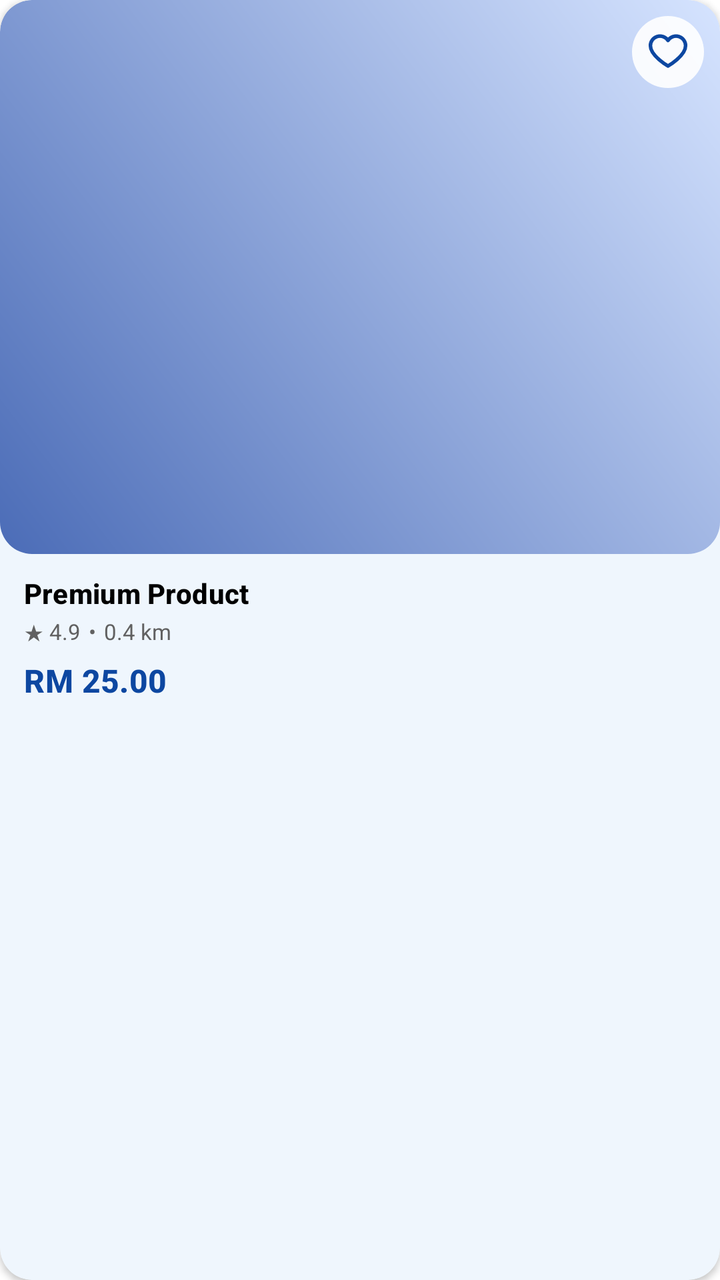
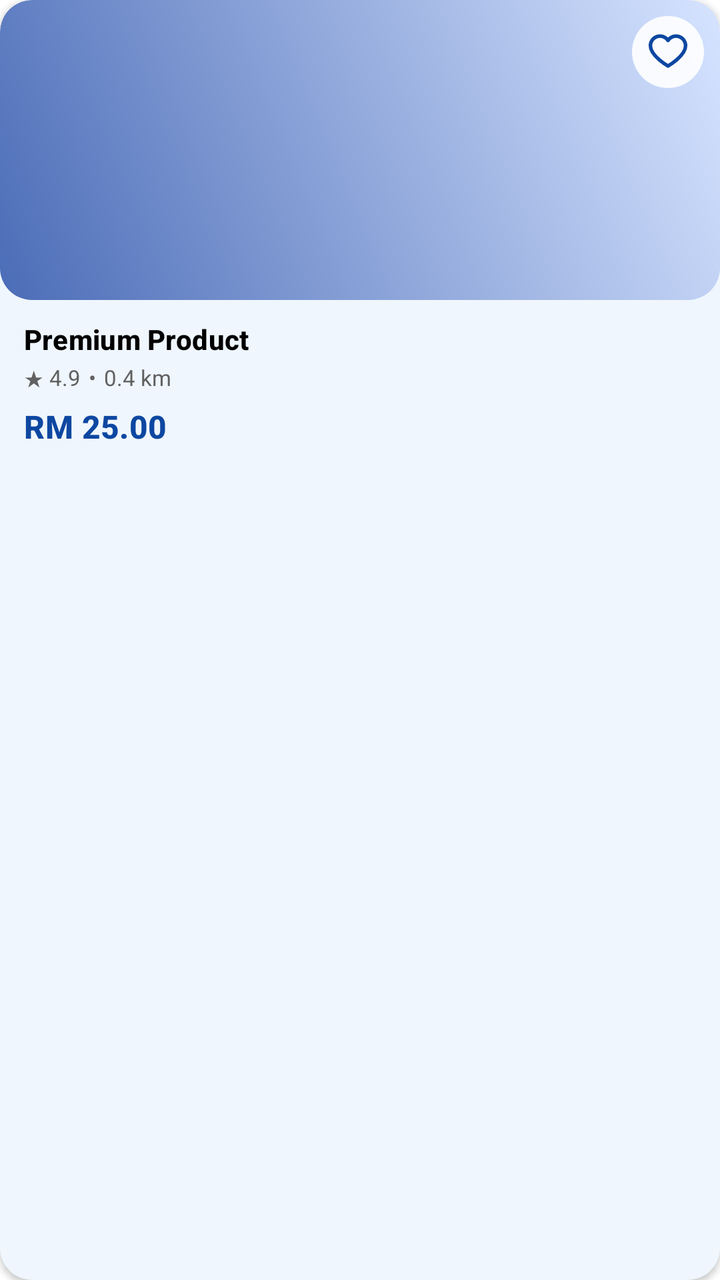

Compare the two renders of this Android layout. The source of the first and the diff that turns it into the second are given below.
<!-- AndroidManifest.xml: application theme Theme.PolyGo -->
<!-- res/layout/item_product_card.xml -->
<?xml version="1.0" encoding="utf-8"?>
<com.google.android.material.card.MaterialCardView xmlns:android="http://schemas.android.com/apk/res/android"
    xmlns:app="http://schemas.android.com/apk/res-auto"
    xmlns:tools="http://schemas.android.com/tools"
    android:id="@+id/cardView"
    style="@style/Widget.PolyGo.Card"
    android:layout_width="match_parent"
    android:layout_height="wrap_content"
    android:layout_margin="6dp"
    android:clickable="true"
    android:focusable="true"
    android:foreground="?attr/selectableItemBackground"
    app:cardBackgroundColor="@color/white"
    app:cardElevation="2dp"
    app:strokeWidth="0dp">

    <androidx.constraintlayout.widget.ConstraintLayout
        android:layout_width="match_parent"
        android:layout_height="wrap_content"
        android:paddingBottom="12dp">

        <com.google.android.material.imageview.ShapeableImageView
            android:id="@+id/imageView"
            android:layout_width="0dp"
            android:layout_height="0dp"
            android:contentDescription="Item image"
            android:scaleType="centerCrop"
            android:src="@drawable/bg_product_electronics"
            app:layout_constraintDimensionRatio="1.3:1"
            app:layout_constraintEnd_toEndOf="parent"
            app:layout_constraintStart_toStartOf="parent"
            app:layout_constraintTop_toTopOf="parent"
            app:shapeAppearanceOverlay="@style/ShapeAppearance.PolyGo.CardImage" />

        <ImageButton
            android:id="@+id/buttonFavorite"
            android:layout_width="36dp"
            android:layout_height="36dp"
            android:layout_margin="8dp"
            android:background="@drawable/bg_favorite_button"
            android:contentDescription="Add to favorites"
            android:padding="8dp"
            android:src="@drawable/selector_favorite"
            app:layout_constraintEnd_toEndOf="@id/imageView"
            app:layout_constraintTop_toTopOf="@id/imageView"
            app:tint="@color/pks_blue" />

        <LinearLayout
            android:id="@+id/productInfo"
            android:layout_width="0dp"
            android:layout_height="wrap_content"
            android:orientation="vertical"
            android:paddingHorizontal="12dp"
            android:paddingTop="10dp"
            app:layout_constraintEnd_toEndOf="parent"
            app:layout_constraintStart_toStartOf="parent"
            app:layout_constraintTop_toBottomOf="@id/imageView">

            <TextView
                android:id="@+id/textViewTitle"
                android:layout_width="match_parent"
                android:layout_height="wrap_content"
                android:ellipsize="end"
                android:maxLines="1"
                android:text="Premium Product"
                android:textColor="@color/black"
                android:textAppearance="?attr/textAppearanceTitleSmall"
                android:textStyle="bold" />

            <LinearLayout
                android:layout_width="match_parent"
                android:layout_height="wrap_content"
                android:layout_marginTop="2dp"
                android:gravity="center_vertical"
                android:orientation="horizontal">

                <TextView
                    android:id="@+id/textViewRating"
                    android:layout_width="wrap_content"
                    android:layout_height="wrap_content"
                    android:text="★ 4.9"
                    android:textColor="@color/grey_700"
                    android:textSize="11sp" />

                <TextView
                    android:layout_width="wrap_content"
                    android:layout_height="wrap_content"
                    android:layout_marginStart="4dp"
                    android:text="•"
                    android:textColor="@color/grey_700"
                    android:textSize="11sp" />

                <TextView
                    android:id="@+id/textViewDistance"
                    android:layout_width="wrap_content"
                    android:layout_height="wrap_content"
                    android:layout_marginStart="4dp"
                    android:ellipsize="end"
                    android:maxLines="1"
                    android:text="0.4 km"
                    android:textColor="@color/grey_700"
                    android:textSize="11sp" />
            </LinearLayout>

            <TextView
                android:id="@+id/textViewPrice"
                android:layout_width="match_parent"
                android:layout_height="wrap_content"
                android:layout_marginTop="6dp"
                android:text="RM 25.00"
                android:textColor="@color/pks_blue"
                android:textAppearance="?attr/textAppearanceTitleMedium"
                android:textStyle="bold" />

        </LinearLayout>

    </androidx.constraintlayout.widget.ConstraintLayout>

</com.google.android.material.card.MaterialCardView>
<!-- resources referenced by this layout -->
<resources>
  <color name="black">#FF000000</color>
  <color name="grey_700">#616161</color>
  <color name="pks_blue">#0D47A1</color>
  <color name="white">#FFFFFFFF</color>
  <!-- drawable bg_favorite_button (drawable) -->
  <?xml version="1.0" encoding="utf-8"?>
  <ripple xmlns:android="http://schemas.android.com/apk/res/android"
      android:color="#200D47A1">
      <item>
          <shape android:shape="oval">
              <solid android:color="#E6FFFFFF" />
          </shape>
      </item>
  </ripple>
  <!-- drawable bg_product_electronics (drawable) -->
  <?xml version="1.0" encoding="utf-8"?>
  <shape xmlns:android="http://schemas.android.com/apk/res/android">
      <gradient
          android:angle="45"
          android:endColor="#D6E4FF"
          android:startColor="#4B6CB7" />
  </shape>
  <!-- drawable selector_favorite (drawable) -->
  <selector xmlns:android="http://schemas.android.com/apk/res/android">
      <item android:drawable="@drawable/ic_heart_filled" android:state_selected="true" />
      <item android:drawable="@drawable/ic_heart_outline" />
  </selector>
  <style name="ShapeAppearance.PolyGo.CardImage" parent="ShapeAppearance.Material3.MediumComponent">
          <item name="cornerFamily">rounded</item>
          <item name="cornerSize">16dp</item>
      </style>
  <style name="Widget.PolyGo.Card" parent="Widget.Material3.CardView.Elevated">
          <item name="cardCornerRadius">16dp</item>
          <item name="cardElevation">0dp</item>
          <item name="strokeWidth">1dp</item>
          <item name="strokeColor">@color/airbnb_border</item>
          <item name="cardBackgroundColor">@color/white</item>
      </style>
  <style name="Theme.PolyGo" parent="Base.Theme.PolyGo">
          <item name="android:windowTranslucentStatus">false</item>
          <item name="android:windowLightStatusBar">true</item>
      </style>
  <!-- drawable ic_heart_filled (drawable) -->
  <vector xmlns:android="http://schemas.android.com/apk/res/android"
      android:width="24dp"
      android:height="24dp"
      android:viewportWidth="24"
      android:viewportHeight="24">
      <path android:fillColor="@color/airbnb_coral" android:pathData="M20.8,8.8c0,5.2 -8.8,10.2 -8.8,10.2S3.2,14 3.2,8.8A4.8,4.8 0,0 1,12 6.2a4.8,4.8 0,0 1,8.8,2.6z" />
  </vector>
  <!-- drawable ic_heart_outline (drawable) -->
  <vector xmlns:android="http://schemas.android.com/apk/res/android"
      android:width="24dp"
      android:height="24dp"
      android:viewportWidth="24"
      android:viewportHeight="24">
      <path android:fillColor="@android:color/transparent" android:strokeColor="@color/pks_blue" android:strokeWidth="1.8" android:strokeLineCap="round" android:strokeLineJoin="round" android:pathData="M20.8,8.8c0,5.2 -8.8,10.2 -8.8,10.2S3.2,14 3.2,8.8A4.8,4.8 0,0 1,12 6.2a4.8,4.8 0,0 1,8.8,2.6z" />
  </vector>
  <color name="airbnb_border">#DDDDDD</color>
  <style name="Base.Theme.PolyGo" parent="Theme.Material3.DayNight.NoActionBar">
          
          <item name="colorPrimary">@color/airbnb_coral</item>
          <item name="colorOnPrimary">@color/white</item>
          <item name="colorSecondary">@color/airbnb_ink</item>
          <item name="colorOnSecondary">@color/white</item>
          <item name="colorSurface">@color/white</item>
          <item name="android:statusBarColor">@color/white</item>
          <item name="android:windowBackground">@color/white</item>
          <item name="android:textColorPrimary">@color/airbnb_ink</item>
          <item name="android:textColorSecondary">@color/airbnb_muted</item>
      </style>
  <color name="airbnb_coral">#1E88E5</color>
  <color name="airbnb_ink">#222222</color>
  <color name="airbnb_muted">#717171</color>
</resources>

<!-- the commit's change to res/layout/item_product_card.xml (unified diff, before → after) -->
@@ -21,8 +21,8 @@
 
         <com.google.android.material.imageview.ShapeableImageView
             android:id="@+id/imageView"
-            android:layout_width="0dp"
-            android:layout_height="0dp"
+            android:layout_width="match_parent"
+            android:layout_height="150dp"
             android:contentDescription="Item image"
             android:scaleType="centerCrop"
             android:src="@drawable/bg_product_electronics"
